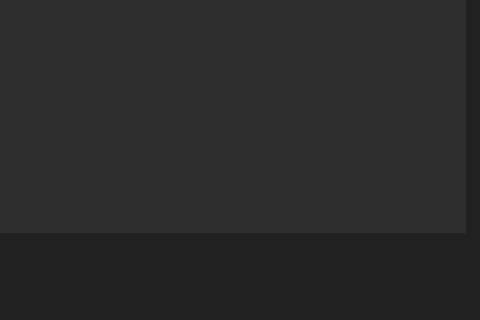
Qt form CompilerApp/GUI/DebugWindow.ui (KostasTritsonis/compiler-UI) before a commit; both pictures show x 724 to 1204 and y 479 to 799 of the 1204 by 799 pixel window.
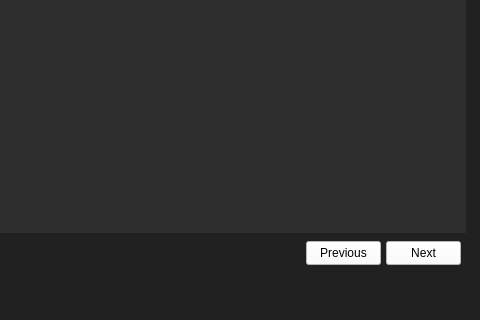
The same form after that commit.

```diff
--- a/CompilerApp/GUI/DebugWindow.ui
+++ b/CompilerApp/GUI/DebugWindow.ui
@@ -101,6 +101,40 @@
      <string>Run Again</string>
     </property>
    </widget>
+   <widget class="QPushButton" name="pushButton_3">
+    <property name="geometry">
+     <rect>
+      <x>1030</x>
+      <y>720</y>
+      <width>75</width>
+      <height>24</height>
+     </rect>
+    </property>
+    <property name="styleSheet">
+     <string notr="true">background-color: rgb(255, 255, 255);
+color: rgb(0, 0, 0);</string>
+    </property>
+    <property name="text">
+     <string>Previous</string>
+    </property>
+   </widget>
+   <widget class="QPushButton" name="pushButton_4">
+    <property name="geometry">
+     <rect>
+      <x>1110</x>
+      <y>720</y>
+      <width>75</width>
+      <height>24</height>
+     </rect>
+    </property>
+    <property name="styleSheet">
+     <string notr="true">background-color: rgb(255, 255, 255);
+color: rgb(0, 0, 0);</string>
+    </property>
+    <property name="text">
+     <string>Next</string>
+    </property>
+   </widget>
   </widget>
   <widget class="QMenuBar" name="menubar">
    <property name="geometry">
```
